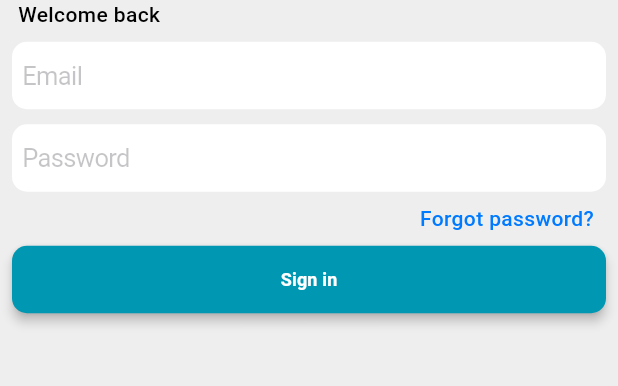
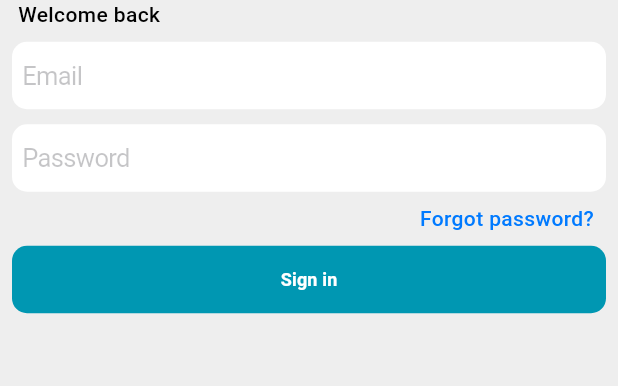
Before and after one commit to abdirahmanabdullahi/ciyebooks-ui, a Flutter app: the screen it shows after launch, on a phone screen of 412 x 824 dp, the part 568-954 px from its top. Run offline on Flutter 3.47's test engine with Material 3 defaults, Android fonts, the light colour scheme and no system bars; our stand-ins replace cloud_firestore, file_picker, firebase_auth, firebase_core, firebase_ui_firestore, gap and 1 more; accounts and stored records are empty; generated files the repository leaves out were written again; project files that could hold a hidden picture were left out.

Commit message:
Solved the flicker issue on login

```diff
--- a/lib/features/auth/screens/login/login.dart
+++ b/lib/features/auth/screens/login/login.dart
@@ -34,14 +34,15 @@ class Login extends StatelessWidget {
                   children: [
                     SizedBox(
                       height: 45,
-                      child: CupertinoTextField(autocorrect: false,enableSuggestions: false,
+                      child: CupertinoTextField(onChanged: (value)=>controller.updateSubmitButton(),autocorrect: false,enableSuggestions: false,
                           decoration: BoxDecoration(color: AppColors.quinary, borderRadius: BorderRadius.circular(10)), placeholder: 'Email', controller: controller.email
                       ),
                     ),
                     Gap(10),
                     SizedBox(
                       height: 45,
-                      child: CupertinoTextField(autocorrect: false,enableSuggestions: false,autofillHints: <String>[],
+                      child: CupertinoTextField(onChanged: (value)=>controller.updateSubmitButton(),
+                        autocorrect: false,enableSuggestions: false,autofillHints: <String>[],
                         decoration: BoxDecoration(color: AppColors.quinary, borderRadius: BorderRadius.circular(10)),
                         obscureText: true,
                         controller: controller.password,
@@ -63,12 +64,12 @@ class Login extends StatelessWidget {
                       width: double.maxFinite,
                       height: 45,
                       child: Obx(
-                        () => FloatingActionButton(
+                        () => FloatingActionButton(disabledElevation: 0,
                           elevation: 3,
-                          shape: RoundedRectangleBorder(borderRadius: BorderRadius.circular(10)),
+                          shape: RoundedRectangleBorder(
+                              borderRadius: BorderRadius.circular(10)),
                           backgroundColor: AppColors.prettyBlue,
-                          // elevation: 0,
-                          onPressed: controller.isLoading.value ? null : () => controller.checkInternetConnection(context),
+                          onPressed: (!controller.isButtonEnabled.value||controller.isLoading.value )? null : () => controller.checkInternetConnection(context),
                           child: Text(
                             'Sign in',
                             style: TextStyle(fontWeight: FontWeight.bold, color: AppColors.quinary),
```
